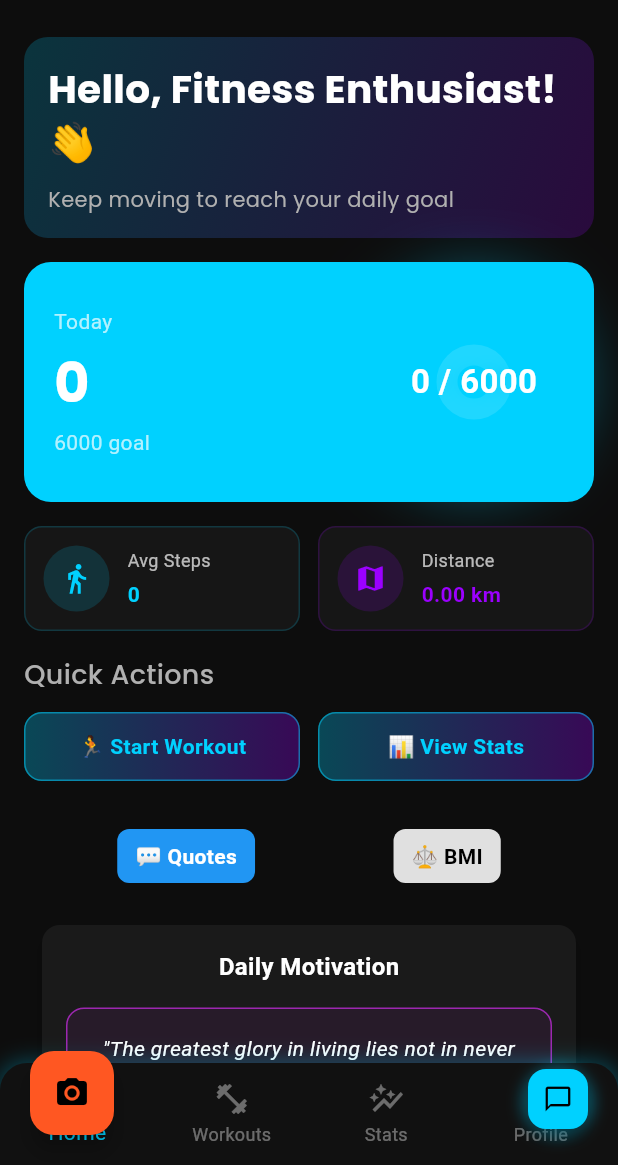
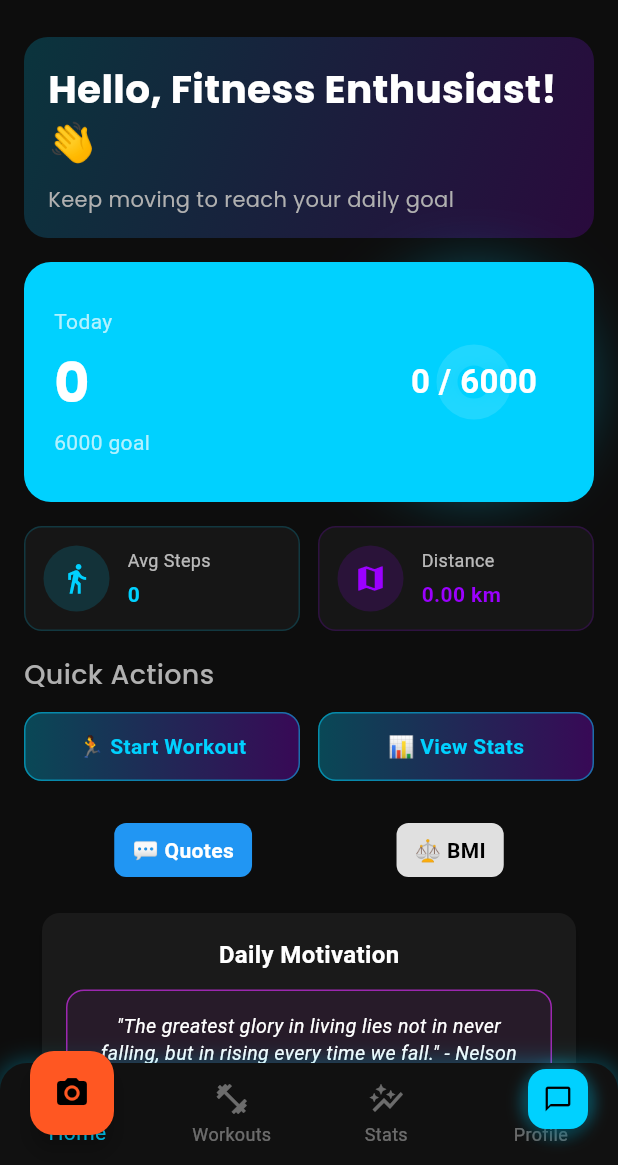
Before and after one commit to falakdev/Bodyfit, a Flutter app: the screen it shows once a user with an empty profile is signed in, on a phone screen of 412 x 824 dp, the part 71-1236 px from its top. Run offline on Flutter 3.47's test engine with Material 3 defaults, Android fonts, the phone set to English and light mode, and no system bars; drawn by our look-alikes of flutter_animate; our stand-ins replace cloud_firestore, firebase_auth, firebase_core, flutter_svg, google_fonts, google_generative_ai and 3 more; accounts and stored records are empty.

Commit message:
Fix: Remove PageView and Expanded to fix assertion error

```diff
--- a/lib/widgets/all_features_widget.dart
+++ b/lib/widgets/all_features_widget.dart
@@ -36,11 +36,12 @@ class _AllFeaturesWidgetState extends State<AllFeaturesWidget> {
           return const Center(child: CircularProgressIndicator());
         }
 
-        return Column(
+        return SingleChildScrollView(
+          child: Column(
             children: [
               // Tab Selector
               Padding(
-              padding: const EdgeInsets.all(16),
+                padding: const EdgeInsets.all(12),
                 child: Row(
                   mainAxisAlignment: MainAxisAlignment.spaceAround,
                   children: [
@@ -49,17 +50,10 @@ class _AllFeaturesWidgetState extends State<AllFeaturesWidget> {
                   ],
                 ),
               ),
-            // Content
-            Expanded(
-              child: PageView(
-                onPageChanged: (index) => setState(() => _selectedTab = index),
-                children: [
-                  _buildQuotesView(),
-                  _buildBMIView(),
+              // Content based on selected tab
+              if (_selectedTab == 0) _buildQuotesView() else _buildBMIView(),
             ],
           ),
-            ),
-          ],
         );
       },
     );
@@ -89,9 +83,8 @@ class _AllFeaturesWidgetState extends State<AllFeaturesWidget> {
   // Achievements removed per request
 
   Widget _buildQuotesView() {
-    return SingleChildScrollView(
-      child: Card(
-        elevation: 4,
+    return Card(
+      elevation: 2,
       margin: const EdgeInsets.all(12),
       child: Padding(
         padding: const EdgeInsets.all(16),
@@ -102,17 +95,17 @@ class _AllFeaturesWidgetState extends State<AllFeaturesWidget> {
               'Daily Motivation',
               style: TextStyle(fontSize: 16, fontWeight: FontWeight.bold),
             ),
-              const SizedBox(height: 16),
+            const SizedBox(height: 12),
             Container(
-                padding: const EdgeInsets.all(16),
+              padding: const EdgeInsets.all(14),
               decoration: BoxDecoration(
                 color: Colors.purple.withOpacity(0.1),
                 borderRadius: BorderRadius.circular(12),
-                  border: Border.all(color: Colors.purple),
+                border: Border.all(color: Colors.purple, width: 1),
               ),
               child: _isLoadingQuote
                   ? const SizedBox(
-                        height: 60,
+                      height: 50,
                       child: Center(child: CircularProgressIndicator()),
                     )
                   : Text(
@@ -121,24 +114,26 @@ class _AllFeaturesWidgetState extends State<AllFeaturesWidget> {
                           : quotesService.getQuoteOfTheDay(),
                       textAlign: TextAlign.center,
                       style: const TextStyle(
-                          fontSize: 14,
+                        fontSize: 13,
                         fontStyle: FontStyle.italic,
-                          height: 1.5,
+                        height: 1.4,
                       ),
                     ),
             ),
-              const SizedBox(height: 16),
+            const SizedBox(height: 12),
             ElevatedButton.icon(
               style: ElevatedButton.styleFrom(
                 backgroundColor: Colors.purple,
                 foregroundColor: Colors.white,
+                padding:
+                    const EdgeInsets.symmetric(horizontal: 16, vertical: 10),
               ),
               onPressed: _isLoadingQuote ? null : _fetchNewQuote,
-                icon: const Icon(Icons.refresh, size: 18),
-                label: const Text('Get New Quote'),
+              icon: const Icon(Icons.refresh, size: 16),
+              label:
+                  const Text('Get New Quote', style: TextStyle(fontSize: 12)),
             ),
           ],
-          ),
         ),
       ),
     );
```
Lines whose indentation alone changed are shown as unchanged.
